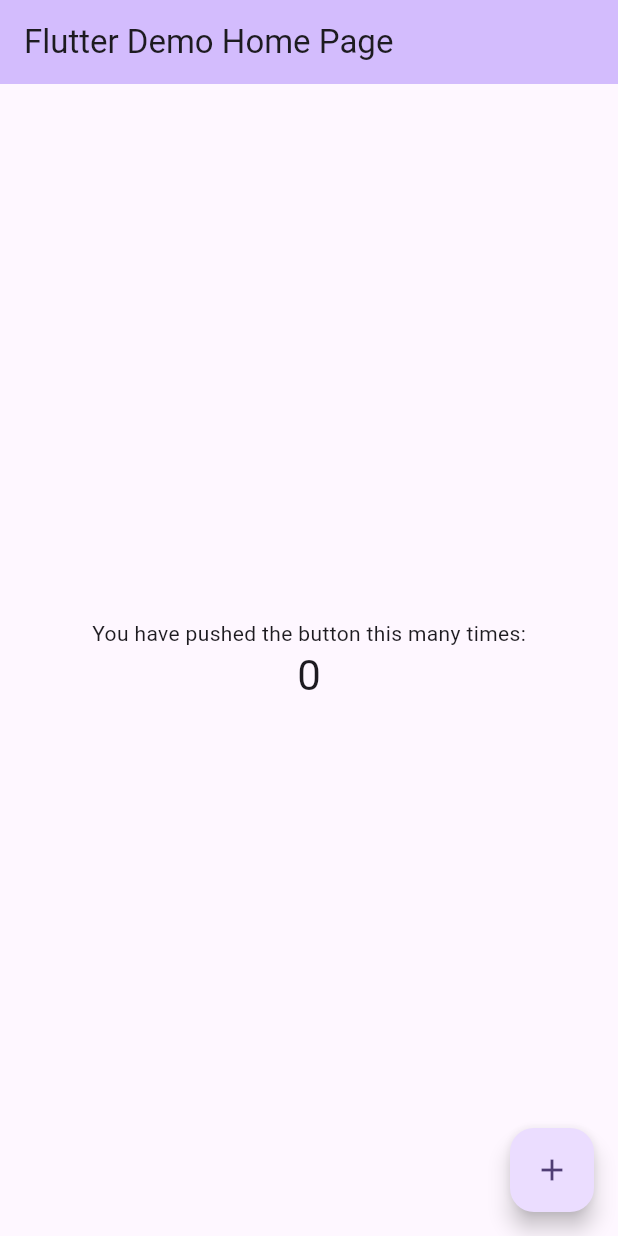
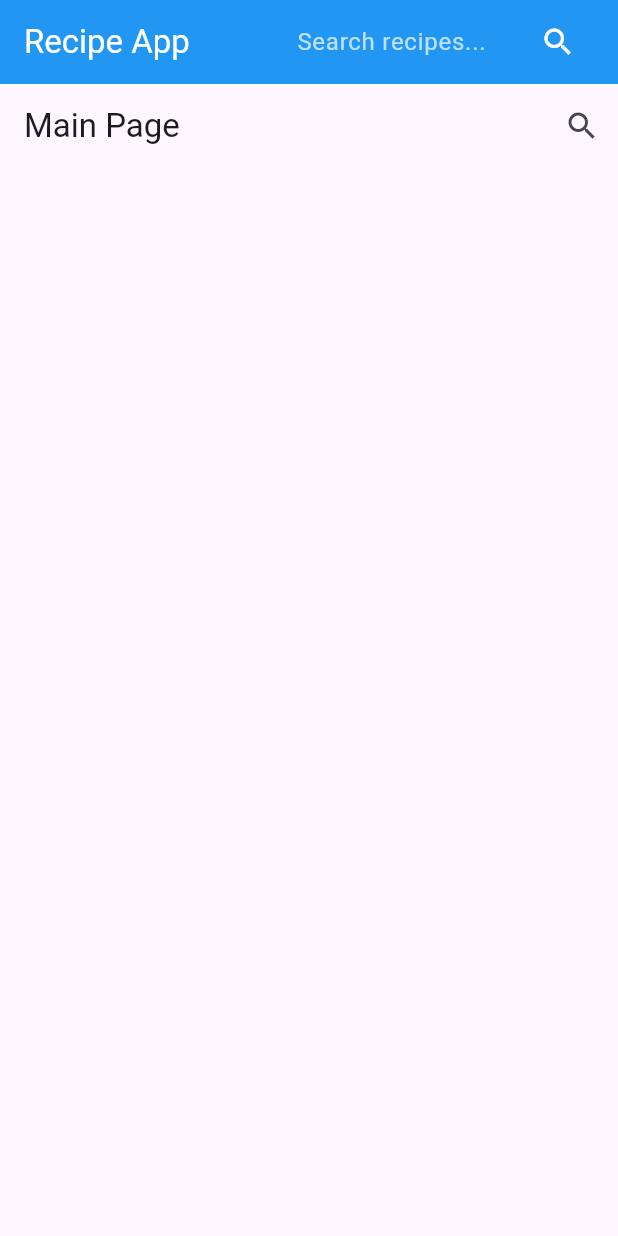
Before and after one commit to JuliePrazakova/Flutter-recipe-app, a Flutter app: the screen it shows after launch, on a phone screen of 412 x 824 dp. Run offline on Flutter 3.47's test engine with Material 3 defaults, Android fonts, the phone set to English and light mode, and no system bars.

Commit message:
Header added

```diff
--- a/lib/main.dart
+++ b/lib/main.dart
@@ -1,125 +1,73 @@
 import 'package:flutter/material.dart';
+import 'pages/main_page.dart';
+import 'pages/list_page.dart';
+import 'pages/category_page.dart';
 
 void main() {
   runApp(const MyApp());
 }
 
 class MyApp extends StatelessWidget {
-  const MyApp({super.key});
+  const MyApp({Key? key}) : super(key: key);
 
-  // This widget is the root of your application.
   @override
   Widget build(BuildContext context) {
     return MaterialApp(
-      title: 'Flutter Demo',
+      title: 'Recipe App',
       theme: ThemeData(
-        // This is the theme of your application.
-        //
-        // TRY THIS: Try running your application with "flutter run". You'll see
-        // the application has a purple toolbar. Then, without quitting the app,
-        // try changing the seedColor in the colorScheme below to Colors.green
-        // and then invoke "hot reload" (save your changes or press the "hot
-        // reload" button in a Flutter-supported IDE, or press "r" if you used
-        // the command line to start the app).
-        //
-        // Notice that the counter didn't reset back to zero; the application
-        // state is not lost during the reload. To reset the state, use hot
-        // restart instead.
-        //
-        // This works for code too, not just values: Most code changes can be
-        // tested with just a hot reload.
-        colorScheme: ColorScheme.fromSeed(seedColor: Colors.deepPurple),
-        useMaterial3: true,
+        primarySwatch: Colors.blue,
       ),
-      home: const MyHomePage(title: 'Flutter Demo Home Page'),
-    );
-  }
-}
-
-class MyHomePage extends StatefulWidget {
-  const MyHomePage({super.key, required this.title});
-
-  // This widget is the home page of your application. It is stateful, meaning
-  // that it has a State object (defined below) that contains fields that affect
-  // how it looks.
-
-  // This class is the configuration for the state. It holds the values (in this
-  // case the title) provided by the parent (in this case the App widget) and
-  // used by the build method of the State. Fields in a Widget subclass are
-  // always marked "final".
-
-  final String title;
-
-  @override
-  State<MyHomePage> createState() => _MyHomePageState();
-}
-
-class _MyHomePageState extends State<MyHomePage> {
-  int _counter = 0;
-
-  void _incrementCounter() {
-    setState(() {
-      // This call to setState tells the Flutter framework that something has
-      // changed in this State, which causes it to rerun the build method below
-      // so that the display can reflect the updated values. If we changed
-      // _counter without calling setState(), then the build method would not be
-      // called again, and so nothing would appear to happen.
-      _counter++;
-    });
-  }
-
-  @override
-  Widget build(BuildContext context) {
-    // This method is rerun every time setState is called, for instance as done
-    // by the _incrementCounter method above.
-    //
-    // The Flutter framework has been optimized to make rerunning build methods
-    // fast, so that you can just rebuild anything that needs updating rather
-    // than having to individually change instances of widgets.
-    return Scaffold(
+      home: Scaffold(
         appBar: AppBar(
-        // TRY THIS: Try changing the color here to a specific color (to
-        // Colors.amber, perhaps?) and trigger a hot reload to see the AppBar
-        // change color while the other colors stay the same.
-        backgroundColor: Theme.of(context).colorScheme.inversePrimary,
-        // Here we take the value from the MyHomePage object that was created by
-        // the App.build method, and use it to set our appbar title.
-        title: Text(widget.title),
+          title: Row(
+            children: [
+              const Text( // Nadpis Recipe App
+                'Recipe App',
+                style: TextStyle(color: Colors.white), // Bílá barva textu
               ),
-      body: Center(
-        // Center is a layout widget. It takes a single child and positions it
-        // in the middle of the parent.
-        child: Column(
-          // Column is also a layout widget. It takes a list of children and
-          // arranges them vertically. By default, it sizes itself to fit its
-          // children horizontally, and tries to be as tall as its parent.
-          //
-          // Column has various properties to control how it sizes itself and
-          // how it positions its children. Here we use mainAxisAlignment to
-          // center the children vertically; the main axis here is the vertical
-          // axis because Columns are vertical (the cross axis would be
-          // horizontal).
-          //
-          // TRY THIS: Invoke "debug painting" (choose the "Toggle Debug Paint"
-          // action in the IDE, or press "p" in the console), to see the
-          // wireframe for each widget.
-          mainAxisAlignment: MainAxisAlignment.center,
-          children: <Widget>[
-            const Text(
-              'You have pushed the button this many times:',
+              Expanded( // Roztáhneme prázdný widget, aby se vyhledávací pole a ikona posunuly doprava
+                child: Align(
+                  alignment: Alignment.centerRight,
+                  child: Row(
+                    mainAxisAlignment: MainAxisAlignment.end, // Zarovnání prvků na pravou stranu
+                    children: [
+                      const SizedBox( // Omezíme šířku vstupního pole na 100 px
+                        width: 150,
+                        child: TextField(
+                          style: TextStyle(color: Colors.white), // Barva textu
+                          decoration: InputDecoration(
+                            hintText: 'Search recipes...', // Textová nápověda
+                            hintStyle: TextStyle(color: Colors.white70), // Barva textu nápovědy
+                            border: InputBorder.none, // Žádné ohraničení
                           ),
-            Text(
-              '$_counter',
-              style: Theme.of(context).textTheme.headlineMedium,
+                        ),
+                      ),
+                      IconButton( // Přidání ikony vyhledávání
+                        icon: const Icon(Icons.search, color: Colors.white), // Bílá barva ikony
+                        onPressed: () {
+                          // Implement search functionality
+                        },
                       ),
                     ],
                   ),
                 ),
-      floatingActionButton: FloatingActionButton(
-        onPressed: _incrementCounter,
-        tooltip: 'Increment',
-        child: const Icon(Icons.add),
-      ), // This trailing comma makes auto-formatting nicer for build methods.
+              ),
+            ],
+          ),
+          backgroundColor: Colors.blue, // Změna barvy pozadí AppBar na modrou
+        ),
+        body: const MainPage(),
+      ),
+      onGenerateRoute: (settings) {
+        switch (settings.name) {
+          case '/categories':
+            return MaterialPageRoute(builder: (_) => const CategoryPage());
+          case '/list':
+            return MaterialPageRoute(builder: (_) => const ListPage());
+          default:
+            return null;
+        }
+      },
     );
   }
 }
--- /dev/null
+++ b/lib/pages/list_page.dart
@@ -0,0 +1,46 @@
+import 'package:flutter/material.dart';
+import '../services/recipe_service.dart';
+
+
+class ListPage extends StatelessWidget {
+  const ListPage({super.key});
+
+  @override
+  Widget build(BuildContext context) {
+    return Scaffold(
+      appBar: AppBar(
+        title: const Text('Recipes'),
+      ),
+      body: FutureBuilder<List<Recipe>>(
+        future: RecipeService.getRecipes(), // Zavoláme metodu getRecipes() ze service
+        builder: (context, snapshot) {
+          if (snapshot.connectionState == ConnectionState.waiting) {
+            // Pokud data ještě nejsou načtena, zobrazíme indikátor načítání
+            return const Center(
+              child: CircularProgressIndicator(),
+            );
+          } else if (snapshot.hasError) {
+            // Pokud došlo k chybě při načítání dat, zobrazíme chybovou zprávu
+            return Center(
+              child: Text('Error loading recipes: ${snapshot.error}'),
+            );
+          } else {
+            // Pokud jsou data načtena úspěšně, zobrazíme seznam receptů
+            final List<Recipe> recipes = snapshot.data!; // Získáme seznam receptů z snapshotu
+            return ListView.builder(
+              itemCount: recipes.length,
+              itemBuilder: (context, index) {
+                return ListTile(
+                  title: Text(recipes[index].name), // Zobrazíme název receptu
+                  onTap: () {
+                    // Navigate to RecipePage for the selected recipe
+                  },
+                );
+              },
+            );
+          }
+        },
+      ),
+    );
+  }
+}
--- /dev/null
+++ b/lib/pages/main_page.dart
@@ -0,0 +1,34 @@
+import 'package:flutter/material.dart';
+
+class MainPage extends StatelessWidget {
+  const MainPage({super.key});
+
+  @override
+  Widget build(BuildContext context) {
+    return Scaffold(
+      appBar: AppBar(
+        title: const Text('Main Page'),
+        // Add search functionality to the app bar
+        // You can use a SearchBar widget or IconButton for search icon
+        actions: [
+          IconButton(
+            icon: const Icon(Icons.search),
+            onPressed: () {
+              // Navigate to the search page
+            },
+          ),
+        ],
+      ),
+      body: const SingleChildScrollView(
+        child: Column(
+          crossAxisAlignment: CrossAxisAlignment.stretch,
+          children: [
+            // Display featured recipe
+            // Display subset of recipe categories
+            // Add links to other pages (e.g., recipe category page)
+          ],
+        ),
+      ),
+    );
+  }
+}
--- /dev/null
+++ b/lib/services/recipe_service.dart
@@ -0,0 +1,73 @@
+import 'dart:convert';
+import 'package:flutter/services.dart';
+
+class Recipe {
+  final int id;
+  final String name;
+  final String category;
+  final String image;
+  final List<String> ingredients;
+  final List<String> steps;
+
+  Recipe({
+    required this.id,
+    required this.name,
+    required this.category,
+    required this.image,
+    required this.ingredients,
+    required this.steps,
+  });
+}
+
+class Category {
+  final int id;
+  final String name;
+  final String image;
+
+  Category({
+    required this.id,
+    required this.name,
+    required this.image,
+  });
+}
+
+class RecipeService {
+  static Future<List<Recipe>> getRecipes() async {
+    try {
+      final String recipesJson = await rootBundle.loadString('data/recipes.json');
+      final List<dynamic> recipesData = jsonDecode(recipesJson);
+      return recipesData.map((data) {
+        return Recipe(
+          id: data['id'],
+          name: data['name'],
+          category: data['category'],
+          image: data['image'],
+          ingredients: List<String>.from(data['ingredients']),
+          steps: List<String>.from(data['steps']),
+        );
+      }).toList();
+    } catch (e) {
+      // Error handling
+      print('Error loading recipes: $e');
+      return [];
+    }
+  }
+
+  static Future<List<Category>> getCategories() async {
+    try {
+      final String categoriesJson = await rootBundle.loadString('data/categories.json');
+      final List<dynamic> categoriesData = jsonDecode(categoriesJson);
+      return categoriesData.map((data) {
+        return Category(
+          id: data['id'],
+          name: data['name'],
+          image: data['image'],
+        );
+      }).toList();
+    } catch (e) {
+      // Error handling
+      print('Error loading categories: $e');
+      return [];
+    }
+  }
+}
```
Also changed, not shown: data/categories.json (added, +17 -0 lines), data/recipes.json (added, +43 -0 lines), lib/pages/category_page.dart (added, +45 -0 lines), lib/pages/recipe_page.dart (added, +22 -0 lines), 1 other file. Lines whose indentation alone changed are shown as unchanged.
